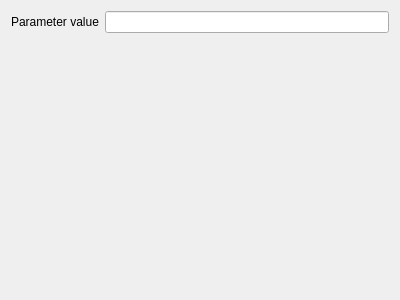
spine-tools/Spine-Toolbox, file spinetoolbox/ui/plain_parameter_value_editor.ui: the form before one commit.
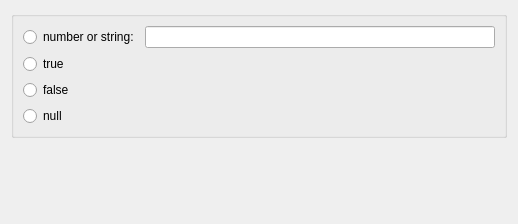
The form after the commit.

Commit message:
Consolidate treatment of string parameter values
Re #598, #602, #625

This is an attempt to make the parameter value editor work with all
(non-object) JSON data types, namely number, string, boolean and null.
We also solve some issues with bad quoting.

Diff of the .ui file:
```diff
--- a/spinetoolbox/ui/plain_parameter_value_editor.ui
+++ b/spinetoolbox/ui/plain_parameter_value_editor.ui
@@ -18,8 +18,8 @@
    <rect>
     <x>0</x>
     <y>0</y>
-    <width>400</width>
-    <height>300</height>
+    <width>518</width>
+    <height>224</height>
    </rect>
   </property>
   <property name="windowTitle">
@@ -27,18 +27,67 @@
   </property>
   <layout class="QVBoxLayout" name="verticalLayout">
    <item>
-    <layout class="QFormLayout" name="edit_layout">
-     <item row="0" column="0">
-      <widget class="QLabel" name="value_edit_label">
-       <property name="text">
-        <string>Parameter value</string>
-       </property>
-      </widget>
-     </item>
-     <item row="0" column="1">
-      <widget class="QLineEdit" name="value_edit"/>
-     </item>
-    </layout>
+    <widget class="QGroupBox" name="groupBox">
+     <property name="title">
+      <string/>
+     </property>
+     <property name="checkable">
+      <bool>false</bool>
+     </property>
+     <layout class="QGridLayout" name="gridLayout">
+      <item row="0" column="1">
+       <widget class="QLineEdit" name="value_edit">
+        <property name="maximumSize">
+         <size>
+          <width>16777215</width>
+          <height>23</height>
+         </size>
+        </property>
+       </widget>
+      </item>
+      <item row="0" column="0">
+       <widget class="QRadioButton" name="radioButton_number_or_string">
+        <property name="text">
+         <string>number or string:</string>
+        </property>
+       </widget>
+      </item>
+      <item row="1" column="0">
+       <widget class="QRadioButton" name="radioButton_true">
+        <property name="text">
+         <string>true</string>
+        </property>
+       </widget>
+      </item>
+      <item row="2" column="0">
+       <widget class="QRadioButton" name="radioButton_false">
+        <property name="text">
+         <string>false</string>
+        </property>
+       </widget>
+      </item>
+      <item row="3" column="0">
+       <widget class="QRadioButton" name="radioButton_null">
+        <property name="text">
+         <string>null</string>
+        </property>
+       </widget>
+      </item>
+     </layout>
+    </widget>
+   </item>
+   <item>
+    <spacer name="verticalSpacer">
+     <property name="orientation">
+      <enum>Qt::Vertical</enum>
+     </property>
+     <property name="sizeHint" stdset="0">
+      <size>
+       <width>20</width>
+       <height>40</height>
+      </size>
+     </property>
+    </spacer>
    </item>
   </layout>
  </widget>
```
Left out of the diff: 4 changed lines with no effect on the pictures. The commit also changes 14 other files.
